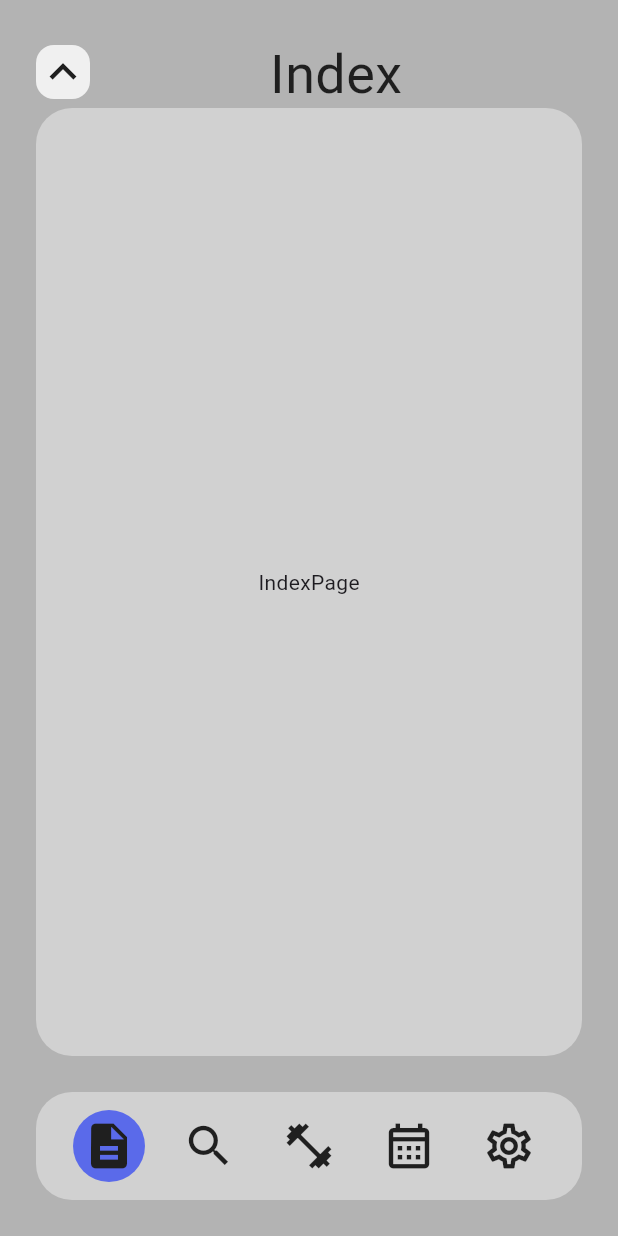
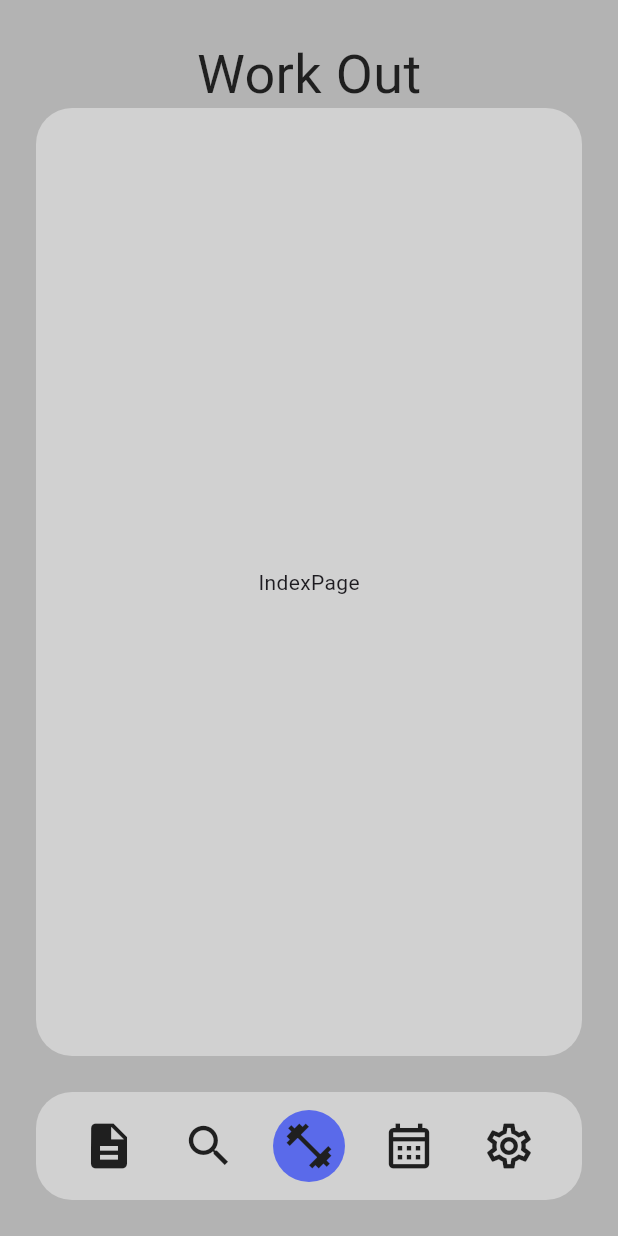
Before and after one commit to BanBanh/fit-flow, a Flutter app: the screen it shows after launch, scrolled down 576 dp, after a tap on the "keyboard arrow up" icon, on a phone screen of 412 x 824 dp. Run offline on Flutter 3.47's test engine with Material 3 defaults, Android fonts, the phone set to English and light mode, and no system bars; our stand-ins replace firebase_auth, firebase_core, firebase_database, hive, hive_flutter; accounts and stored records are empty.

Commit message:
"go back button" only appear when needed
stop nav bar from working when vertical = above

```diff
--- a/lib/data/model/history.dart
+++ b/lib/data/model/history.dart
@@ -6,6 +6,7 @@ import 'package:hive/hive.dart';
 class History {
   @HiveField(0)
   final String id; // Unique
+  final String exerciseId;
   final int rep;
   final int set;
   final double weight;
@@ -14,6 +15,7 @@ class History {
 
   History({
     required this.id,
+    required this.exerciseId,
     required this.rep,
     required this.set,
     required this.weight,
--- /dev/null
+++ b/lib/data/model/workout_session.dart
@@ -0,0 +1,17 @@
+import 'package:fit_flow/data/model/history.dart';
+
+class WorkoutSession {
+  final String id;
+  final DateTime date;
+  final String? notes;
+  final List<History> exercises;
+  final Duration? duration;
+
+  WorkoutSession({
+    required this.id,
+    required this.date,
+    required this.notes,
+    required this.exercises,
+    required this.duration,
+  });
+}
--- a/lib/data/my_decor.dart
+++ b/lib/data/my_decor.dart
@@ -38,4 +38,15 @@ class MyDecor {
   Color get orange => Color(0xFFEA9D5A);
   Color get yellow => Color(0xFFEAC55A);
   Color get green => Color(0xFF5AEA6A);
+
+  Color get primaryColor => switch (UserPreferences.primaryColor) {
+    'blue' => MyDecor(isDarkMode).blue,
+    'purple' => MyDecor(isDarkMode).purple,
+    'red' => MyDecor(isDarkMode).red,
+    'orange' => MyDecor(isDarkMode).orange,
+    'yellow' => MyDecor(isDarkMode).yellow,
+    'green' => MyDecor(isDarkMode).green,
+
+    String() => throw UnimplementedError(),
+  };
 }
--- a/lib/data/notifier.dart
+++ b/lib/data/notifier.dart
@@ -7,9 +7,10 @@ ValueNotifier<Color> screenCurtainColorNotifier = ValueNotifier(
 );
 
 ValueNotifier<double> navIndicatorPosNotifier = ValueNotifier(0);
-ValueNotifier<String> topBarTitleNotifier = ValueNotifier('Index');
-ValueNotifier<int> navSelectedNotifier = ValueNotifier(0);
+ValueNotifier<String> topBarTitleNotifier = ValueNotifier('Work Out');
+ValueNotifier<int> navSelectedNotifier = ValueNotifier(2);
 
+ValueNotifier<int> verticalPageNotifier = ValueNotifier(1);
 ValueNotifier<ScrollController> verticalControllerNotifier = ValueNotifier(
   ScrollController(),
 );
--- a/lib/logic/logic.dart
+++ b/lib/logic/logic.dart
@@ -41,6 +41,7 @@ void handleTopBarTitle(String targetText) {
 }
 
 void handleVerticalPageController(int selected, double pageHeight) {
+  verticalPageNotifier.value = selected;
   pageTopDecorNotifier.value = true;
   bottomHorizontalControllerNotifier.value.jumpTo(
     bottomHorizontalControllerNotifier.value.offset + 24,
@@ -51,7 +52,7 @@ void handleVerticalPageController(int selected, double pageHeight) {
   verticalControllerNotifier.value.animateTo(
     (pageHeight + 24) * selected,
     duration: Duration(milliseconds: 250),
-    curve: Curves.easeOut,
+    curve: Curves.easeInOut,
   );
   Timer(Duration(milliseconds: 250), () {
     pageTopDecorNotifier.value = false;
@@ -68,7 +69,7 @@ void handleBottomHorizontalPageController(int selected, double screenWidth) {
   bottomHorizontalControllerNotifier.value.animateTo(
     (screenWidth - 24) * selected,
     duration: Duration(milliseconds: 250),
-    curve: Curves.easeOut,
+    curve: Curves.easeInOut,
   );
 }
 
--- a/lib/main.dart
+++ b/lib/main.dart
@@ -31,6 +31,10 @@ class _MyAppState extends State<MyApp> {
         return MaterialApp(
           debugShowCheckedModeBanner: false,
           home: MainScreen(),
+          // home: Scaffold(
+          //   appBar: AppBar(backgroundColor: Colors.green, title: Text('title')),
+          //   body: Center(child: Text('data')),
+          // ),
         );
       },
     );
--- a/lib/screens/main_screen.dart
+++ b/lib/screens/main_screen.dart
@@ -49,7 +49,7 @@ class _MainScreenState extends State<MainScreen> {
                   height: screenHeight,
                   color: screenCurtainColor,
                   duration: Duration(milliseconds: 250),
-                  curve: Curves.easeOut,
+                  curve: Curves.easeInOut,
                 );
               },
             ),
--- a/lib/screens/page/setting_page.dart
+++ b/lib/screens/page/setting_page.dart
@@ -1,3 +1,4 @@
+import 'package:fit_flow/data/model/user_preferences.dart';
 import 'package:fit_flow/data/my_decor.dart';
 import 'package:fit_flow/logic/logic.dart';
 import 'package:fit_flow/widgets/custom_list_item.dart';
@@ -20,7 +21,7 @@ class _SettingPageState extends State<SettingPage> {
 
     final double pageWidth = screenWidth - 24 - 24;
     final double pageHeight = screenHeight - 24 - 48 - 24 - 72 - 24;
-
+    Color primaryColor = MyDecor(isDarkMode).primaryColor;
     return Container(
       width: pageWidth,
       height: pageHeight,
@@ -43,9 +44,13 @@ class _SettingPageState extends State<SettingPage> {
             ),
           ),
           CListItem(
-            imgPath: 'assets/images/settings/theme_mode.png',
+            iconData: Icons.brightness_4_outlined,
             title: 'Theme Mode',
             widgets: [
+              Wrap(
+                spacing: 6,
+                runSpacing: 6,
+                children: [
                   GestureDetector(
                     onTap: () => handleThemeChange('dark', context),
                     child: CListItemItem(
@@ -75,10 +80,17 @@ class _SettingPageState extends State<SettingPage> {
                   ),
                 ],
               ),
+            ],
+          ),
           CListItem(
-            imgPath: 'assets/images/settings/theme_color.png',
+            iconData: Icons.palette_outlined,
+            imgColor: primaryColor,
             title: 'Theme Color',
-            widgets: ['blue', 'purple', 'red', 'orange', 'yellow', 'green']
+            widgets: [
+              Wrap(
+                spacing: 6,
+                runSpacing: 6,
+                children: ['blue', 'purple', 'red', 'orange', 'yellow', 'green']
                     .map(
                       (e) => GestureDetector(
                         onTap: () => handleThemeChange(e, context),
@@ -94,6 +106,8 @@ class _SettingPageState extends State<SettingPage> {
               ),
             ],
           ),
+        ],
+      ),
     );
   }
 }
--- a/lib/widgets/bottom_nav.dart
+++ b/lib/widgets/bottom_nav.dart
@@ -16,27 +16,13 @@ class _BottomNavState extends State<BottomNav> {
   Widget build(BuildContext context) {
     final bool isDarkMode = context.themeMode;
     final double screenWidth = MediaQuery.of(context).size.width;
-
     double bTNSpace = (screenWidth - 48 - 180) / 6;
     // double activeIndicatorPos = (bTNSpace + 18 - 24) + (bTNSpace + 36) * 0;
     if (navIndicatorPosNotifier.value == 0) {
-      navIndicatorPosNotifier.value = bTNSpace + 18 - 24;
+      navIndicatorPosNotifier.value =
+          (bTNSpace + 18 - 24) + (bTNSpace + 36) * navSelectedNotifier.value;
     }
-    Color primaryColor = MyDecor(isDarkMode).blue;
-    switch (UserPreferences.primaryColor) {
-      case 'blue':
-        primaryColor = MyDecor(isDarkMode).blue;
-      case 'purple':
-        primaryColor = MyDecor(isDarkMode).purple;
-      case 'red':
-        primaryColor = MyDecor(isDarkMode).red;
-      case 'orange':
-        primaryColor = MyDecor(isDarkMode).orange;
-      case 'yellow':
-        primaryColor = MyDecor(isDarkMode).yellow;
-      case 'green':
-        primaryColor = MyDecor(isDarkMode).green;
-    }
+    Color primaryColor = MyDecor(isDarkMode).primaryColor;
     final List<String> titleList = [
       'Index',
       'Search',
@@ -61,7 +47,7 @@ class _BottomNavState extends State<BottomNav> {
                 top: 12,
                 left: navIndicatorPos,
                 duration: Duration(milliseconds: 250),
-                curve: Curves.easeOut,
+                curve: Curves.easeInOut,
                 child: Container(
                   width: 48,
                   height: 48,
@@ -83,8 +69,12 @@ class _BottomNavState extends State<BottomNav> {
                             Icons.settings_outlined,
                           ].indexed
                           .map(
-                            (item) => GestureDetector(
+                            (item) => ValueListenableBuilder(
+                              valueListenable: verticalPageNotifier,
+                              builder: (context, verticalPage, child) {
+                                return GestureDetector(
                                   onTap: () async {
+                                    if (verticalPage == 0) {
                                       setState(() {
                                         navIndicatorPosNotifier.value =
                                             (bTNSpace + 18 - 24) +
@@ -95,6 +85,7 @@ class _BottomNavState extends State<BottomNav> {
                                         screenWidth,
                                       );
                                       handleTopBarTitle(titleList[item.$1]);
+                                    }
                                   },
                                   child: SizedBox.square(
                                     dimension: 36,
@@ -104,6 +95,8 @@ class _BottomNavState extends State<BottomNav> {
                                       size: 36,
                                     ),
                                   ),
+                                );
+                              },
                             ),
                           )
                           .toList(),
--- a/lib/widgets/custom_list_item.dart
+++ b/lib/widgets/custom_list_item.dart
@@ -24,22 +24,7 @@ class CListItem extends StatelessWidget {
     final bool isDarkMode = context.themeMode;
 
     final double screenWidth = MediaQuery.of(context).size.width;
-    Color primaryColor = MyDecor(isDarkMode).blue;
-    switch (UserPreferences.primaryColor) {
-      case 'blue':
-        primaryColor = MyDecor(isDarkMode).blue;
-      case 'purple':
-        primaryColor = MyDecor(isDarkMode).purple;
-      case 'red':
-        primaryColor = MyDecor(isDarkMode).red;
-      case 'orange':
-        primaryColor = MyDecor(isDarkMode).orange;
-      case 'yellow':
-        primaryColor = MyDecor(isDarkMode).yellow;
-      case 'green':
-        primaryColor = MyDecor(isDarkMode).green;
-    }
-
+    Color primaryColor = MyDecor(isDarkMode).primaryColor;
     return Container(
       width: screenWidth - 48 - 48,
       constraints: BoxConstraints(minHeight: 96),
@@ -73,7 +58,11 @@ class CListItem extends StatelessWidget {
               child: ClipRRect(
                 borderRadius: BorderRadius.circular(8),
                 child: iconData != null
-                    ? Icon(iconData, color: MyDecor(isDarkMode).text, size: 36)
+                    ? Icon(
+                        iconData,
+                        color: imgColor ?? MyDecor(isDarkMode).text,
+                        size: 36,
+                      )
                     : Image.asset(
                         imgPath,
                         fit: BoxFit.contain,
@@ -111,7 +100,7 @@ class CListItem extends StatelessWidget {
                       ),
                     ),
                   ),
-                  Wrap(spacing: 6, runSpacing: 6, children: widgets ?? []),
+                  ...widgets ?? [],
                 ],
               ),
             ),
--- a/lib/widgets/top_bar.dart
+++ b/lib/widgets/top_bar.dart
@@ -20,18 +20,44 @@ class TopBar extends StatelessWidget {
             mainAxisAlignment: MainAxisAlignment.spaceBetween,
             // crossAxisAlignment: CrossAxisAlignment.end,
             children: [
-              SizedBox(child: TopBarBackBtn()),
-              Container(
-                alignment: Alignment.center,
-                child: Text(
-                  topBarTitle,
-                  style: TextStyle(
-                    color: MyDecor(isDarkMode).text,
-                    fontSize: 36,
-                  ),
+              SizedBox(
+                child: Row(
+                  mainAxisSize: MainAxisSize.min,
+                  children: [
+                    SizedBox(
+                      width: 36,
+                      height: 36,
+                      child: ValueListenableBuilder(
+                        valueListenable: verticalPageNotifier,
+                        builder: (context, verticalPage, child) {
+                          return AnimatedOpacity(
+                            duration: Duration(milliseconds: 250),
+                            opacity: verticalPage == 0 ? 0 : 1,
+                            curve: Curves.easeOut,
+                            child: TopBarBackBtn(),
+                          );
+                        },
+                      ),
+                    ),
+                    SizedBox(width: 12),
+                    SizedBox(width: 36, height: 36),
+                  ],
                 ),
               ),
-              SizedBox(),
+              Text(
+                topBarTitle,
+                style: TextStyle(color: MyDecor(isDarkMode).text, fontSize: 36),
+              ),
+              SizedBox(
+                child: Row(
+                  mainAxisSize: MainAxisSize.min,
+                  children: [
+                    SizedBox(width: 36, height: 36),
+                    SizedBox(width: 12),
+                    SizedBox(width: 36, height: 36),
+                  ],
+                ),
+              ),
             ],
           ),
         );
```
Lines whose indentation alone changed are shown as unchanged.
